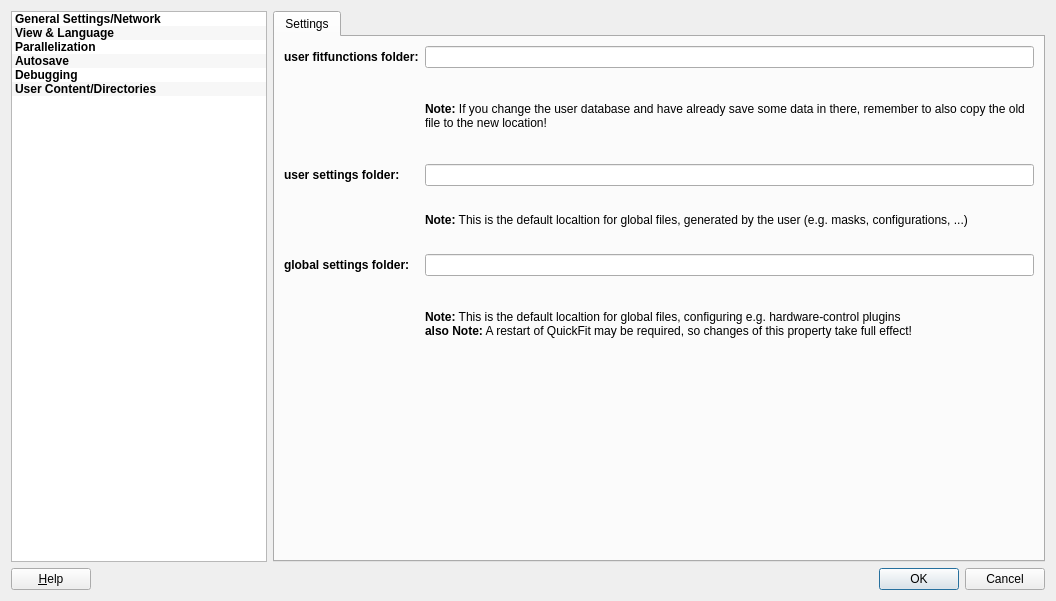
Above: application/optionsdialog.ui from jkriege2/QuickFit3 before the change. Below: the same form after it.
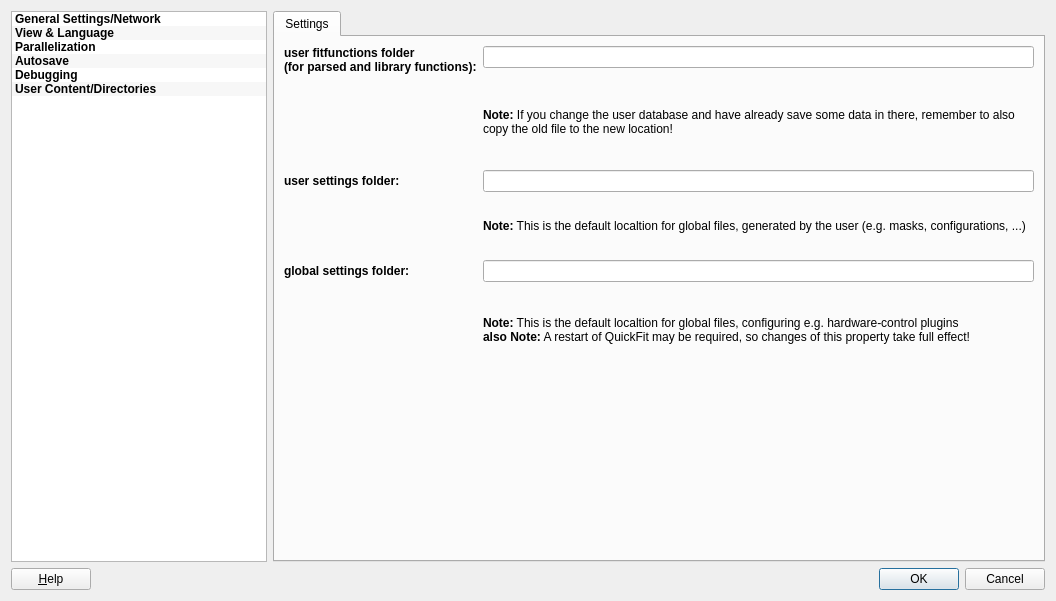
That is the form after the change. Icons and pictures are not drawn. Custom widgets are drawn as their Qt base class.

What changed in the file:
```diff
--- a/application/optionsdialog.ui
+++ b/application/optionsdialog.ui
@@ -711,7 +711,8 @@
               </font>
              </property>
              <property name="text">
-              <string>user fitfunctions folder:</string>
+              <string>user fitfunctions folder
+(for parsed and library functions):</string>
              </property>
             </widget>
            </item>
```
Left out of the diff: 2 changed lines with no effect on the pictures.
